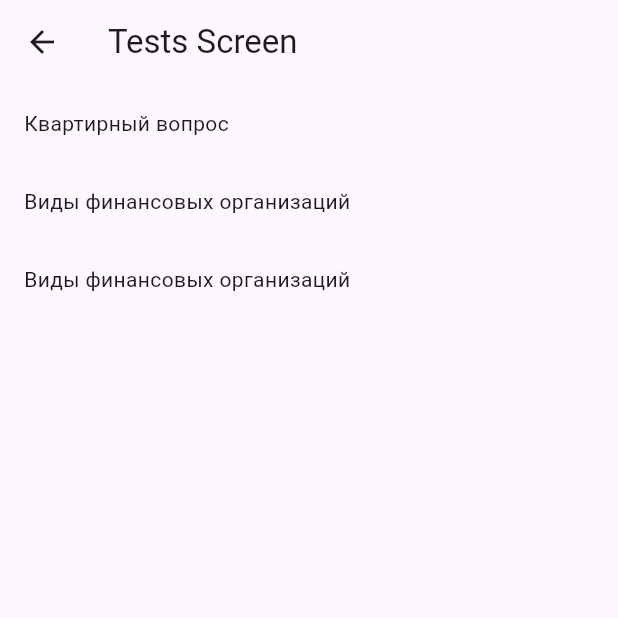
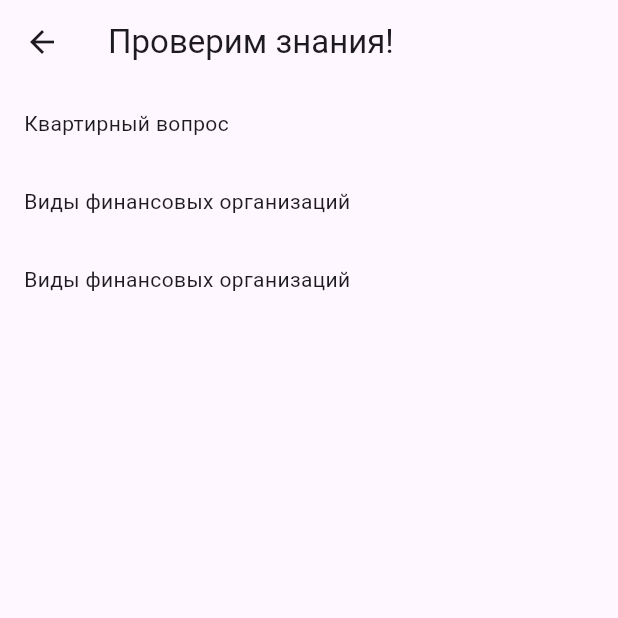
Before and after one commit to ErlanZhumagulov/finance_education, a Flutter app: the TestSelectScreen screen opened by its route, on a phone screen of 412 x 824 dp, the top half of it. Run offline on Flutter 3.47's test engine with Material 3 defaults, Android fonts, the phone set to English and light mode, and no system bars; our stand-ins replace fl_chart, go_router.

Commit message:
подредачил внешн вид

```diff
--- a/lib/pages/Guide_page.dart
+++ b/lib/pages/Guide_page.dart
@@ -27,11 +27,10 @@ class GuideScreen extends StatelessWidget {
     }
 
     return Scaffold(
-      appBar: AppBar(title: const Text('Guide Screen')),
+      appBar: AppBar(title: Text(guides[id].title)),
       body: ListView(
 
         children: <Widget>[
-          Text(guides[id].title),
           Column(
             children: widgetList,
           ),
--- a/lib/pages/guidesSelect_page.dart
+++ b/lib/pages/guidesSelect_page.dart
@@ -18,7 +18,7 @@ class _GuidesSelectScreen extends State<GuidesSelectScreen> {
   @override
   Widget build(BuildContext context) {
     return Scaffold(
-      appBar: AppBar(title: const Text('guide Screen')),
+      appBar: AppBar(title: const Text('Узнаем новое!')),
       body: Center(
         //crossAxisAlignment: CrossAxisAlignment.start,
         // children: <Widget>[
--- a/lib/pages/test_page.dart
+++ b/lib/pages/test_page.dart
@@ -69,6 +69,7 @@ class _TestScreen extends State<TestScreen> {
   void answering(){
     selectedAnswers[taskInd] = selectedAns;
     List<Task> tasks = tests[id].tasks;
+    String rightAns = tasks[taskInd].answers[tasks[taskInd].ans];
     if (taskInd +1 >= tasks.length){
       int score = 0;
       showDialog(
@@ -93,13 +94,13 @@ class _TestScreen extends State<TestScreen> {
           );
       });
     }
-    else if (selectedAns != tests[id].tasks[taskInd].ans){
+    else if (selectedAns != tasks[taskInd].ans){
       showDialog(
           context: context,
           builder: (BuildContext context) {
         return AlertDialog(
           title: Text('Неверно!'),
-          content: Text('Правильный ответ: ' + tests[id].tasks[taskInd].answers[tests[id].tasks[taskInd].ans]),
+          content: Text('Правильный ответ: ' + rightAns),
           actions: [
             TextButton(
               onPressed: () {
--- a/lib/pages/test_select_page.dart
+++ b/lib/pages/test_select_page.dart
@@ -18,7 +18,7 @@ class _TestSelectScreen extends State<TestSelectScreen> {
   @override
   Widget build(BuildContext context) {
     return Scaffold(
-      appBar: AppBar(title: const Text('Tests Screen')),
+      appBar: AppBar(title: const Text('Проверим знания!')),
       body: Center(
         //crossAxisAlignment: CrossAxisAlignment.start,
         // children: <Widget>[
```
